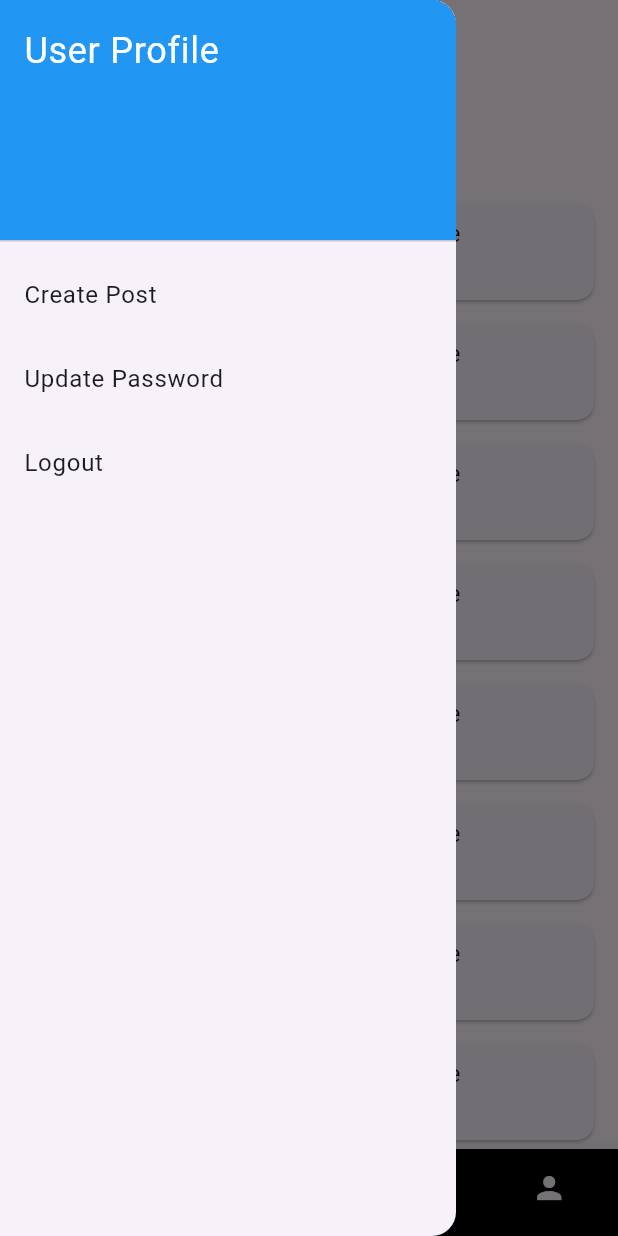
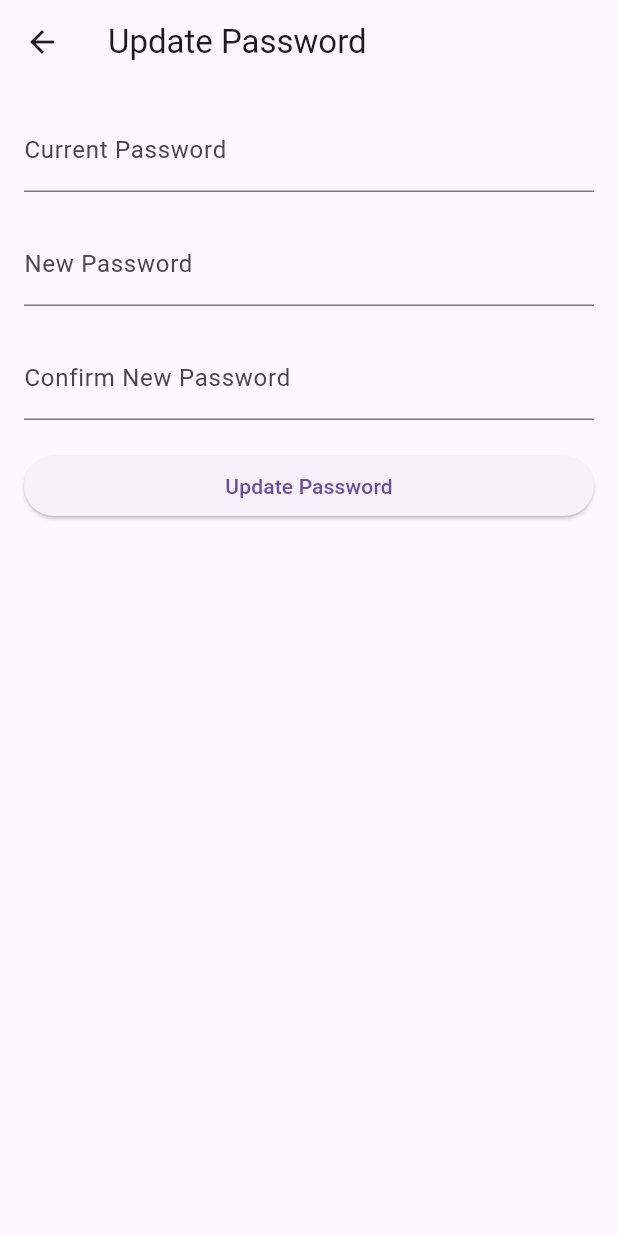
Before and after one commit to Libanad/Flutter_Blog_To_App, a Flutter app: the DashboardScreen screen opened directly, item 3 of the bottom bar chosen, in the side drawer, after a tap on "Update Password", on a phone screen of 412 x 824 dp. Run offline on Flutter 3.47's test engine with Material 3 defaults, Android fonts, the phone set to English and light mode, and no system bars; our stand-ins replace image_picker.

Commit message:
navigaton done in dropdown

```diff
--- a/lib/screens/dashboard_screen.dart
+++ b/lib/screens/dashboard_screen.dart
@@ -2,6 +2,7 @@ import 'package:blog_app/screens/homePageScreen.dart';
 import 'package:blog_app/screens/notificationScreen.dart';
 import 'package:blog_app/screens/profileScreen.dart';
 import 'package:blog_app/screens/searchScreen.dart';
+import 'package:blog_app/screens/updatePassword.dart';
 import 'package:flutter/material.dart';
 
 class DashboardScreen extends StatefulWidget {
@@ -57,7 +58,7 @@ class _DashboardScreenState extends State<DashboardScreen> {
             ListTile(
               title: const Text('Update Password'),
               onTap: () {
-                // Navigate to update page
+                Navigator.of(context).push(MaterialPageRoute(builder: (context) => const UpdatePasswordScreen(),));
               },
             ),
             ListTile(
--- /dev/null
+++ b/lib/screens/updatePassword.dart
@@ -0,0 +1,62 @@
+import 'package:flutter/material.dart';
+
+class UpdatePasswordScreen extends StatefulWidget {
+  const UpdatePasswordScreen({Key? key}) : super(key: key);
+
+  @override
+  _UpdatePasswordScreenState createState() => _UpdatePasswordScreenState();
+}
+
+class _UpdatePasswordScreenState extends State<UpdatePasswordScreen> {
+  final TextEditingController _currentPasswordController = TextEditingController();
+  final TextEditingController _newPasswordController = TextEditingController();
+  final TextEditingController _confirmPasswordController = TextEditingController();
+
+  @override
+  Widget build(BuildContext context) {
+    return Scaffold(
+      appBar: AppBar(
+        title: Text('Update Password'),
+      ),
+      body: Padding(
+        padding: const EdgeInsets.all(16.0),
+        child: Column(
+          crossAxisAlignment: CrossAxisAlignment.stretch,
+          children: [
+            TextFormField(
+              controller: _currentPasswordController,
+              obscureText: true,
+              decoration: InputDecoration(
+                labelText: 'Current Password',
+              ),
+            ),
+            SizedBox(height: 20),
+            TextFormField(
+              controller: _newPasswordController,
+              obscureText: true,
+              decoration: InputDecoration(
+                labelText: 'New Password',
+              ),
+            ),
+            SizedBox(height: 20),
+            TextFormField(
+              controller: _confirmPasswordController,
+              obscureText: true,
+              decoration: InputDecoration(
+                labelText: 'Confirm New Password',
+              ),
+            ),
+            SizedBox(height: 20),
+            ElevatedButton(
+              onPressed: () {
+                // Validate and update password logic
+                // You can add validation and update password logic here
+              },
+              child: Text('Update Password'),
+            ),
+          ],
+        ),
+      ),
+    );
+  }
+}
```
Also changed, not shown: lib/screens/profileScreen.dart (+9 -9 lines).
